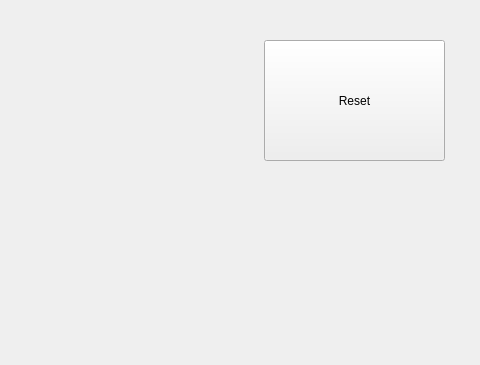
Before: the Qt Designer form QW/widget.ui in wuwenfengmi1998/Schulte-Training-Card, drawn with Qt 5; both pictures show x 320 to 800 and y 0 to 365 of the 800 by 600 pixel window.
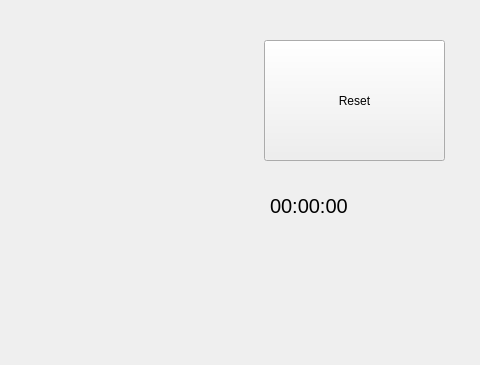
After: the same form once the commit is applied.

What changed in the file:
```diff
--- a/QW/widget.ui
+++ b/QW/widget.ui
@@ -26,6 +26,42 @@
     <string>Reset</string>
    </property>
   </widget>
+  <widget class="QLabel" name="label">
+   <property name="geometry">
+    <rect>
+     <x>590</x>
+     <y>170</y>
+     <width>181</width>
+     <height>71</height>
+    </rect>
+   </property>
+   <property name="font">
+    <font>
+     <pointsize>15</pointsize>
+    </font>
+   </property>
+   <property name="lineWidth">
+    <number>1</number>
+   </property>
+   <property name="midLineWidth">
+    <number>0</number>
+   </property>
+   <property name="text">
+    <string>00:00:00</string>
+   </property>
+   <property name="textFormat">
+    <enum>Qt::AutoText</enum>
+   </property>
+   <property name="alignment">
+    <set>Qt::AlignLeading|Qt::AlignLeft|Qt::AlignVCenter</set>
+   </property>
+   <property name="margin">
+    <number>5</number>
+   </property>
+   <property name="indent">
+    <number>-1</number>
+   </property>
+  </widget>
  </widget>
  <resources/>
  <connections/>
```
